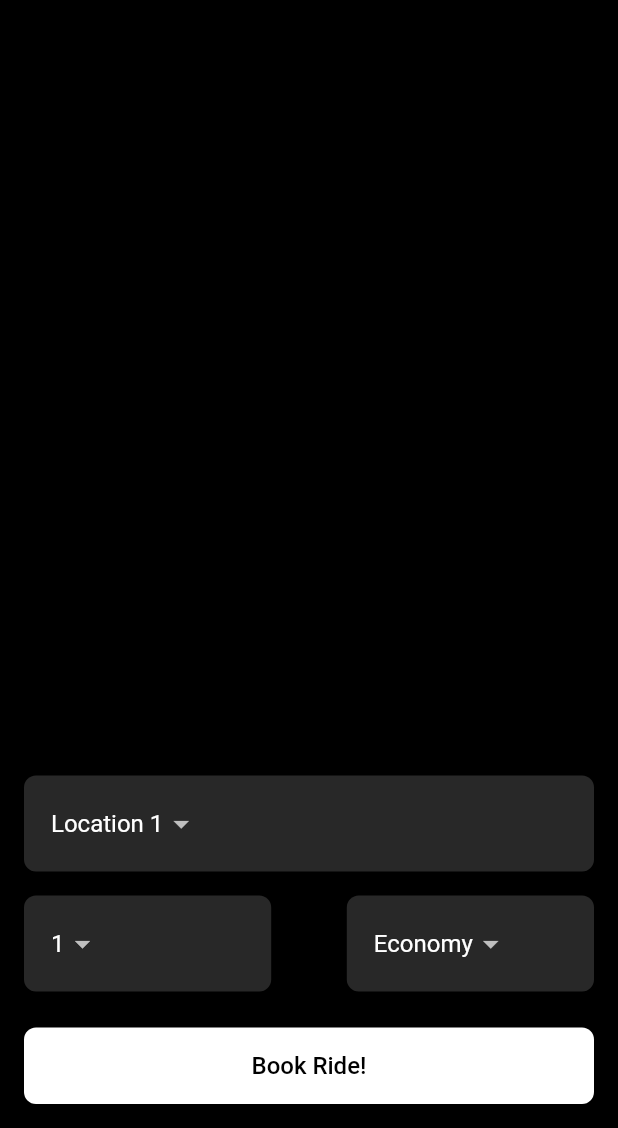
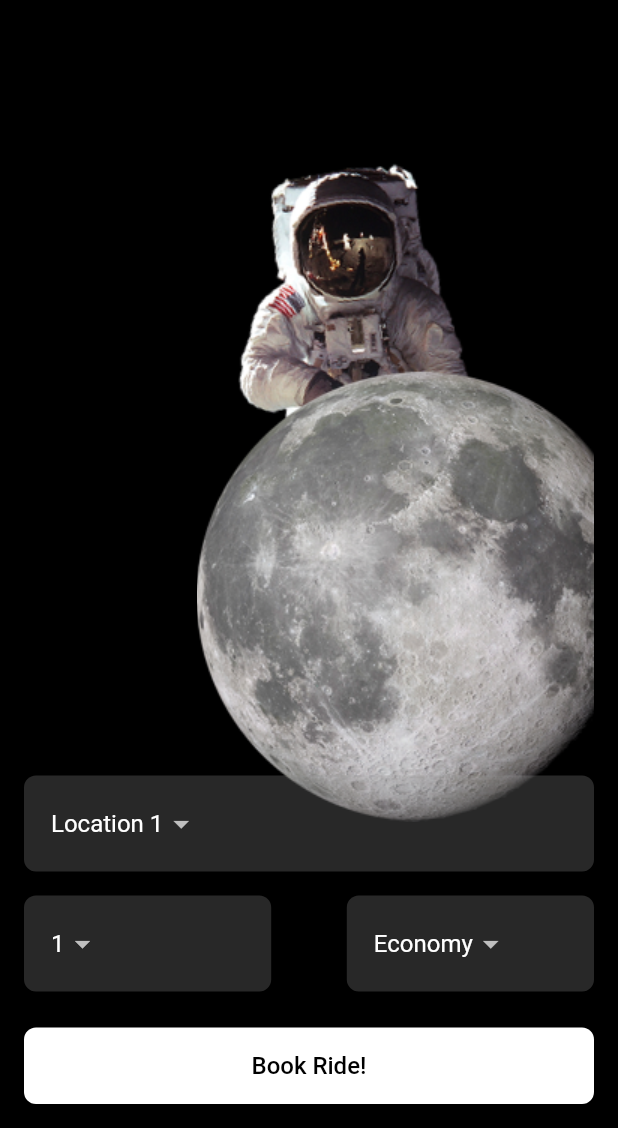
Before and after one commit to AMG2001/flutter_courses_and_projects, a Flutter app: the screen it shows after launch, on a phone screen of 412 x 824 dp, the part 108-1236 px from its top. Run offline on Flutter 3.47's test engine with Material 2 defaults, Android fonts, the light colour scheme and no system bars; our stand-ins replace animated_theme_switcher, audioplayers, cloud_firestore, firebase_auth, firebase_core, flutter_swipe_action_cell and 6 more; missing offline and left inert: dart:ffi; accounts and stored records are empty.

Commit message:
section 4 finished

```diff
--- a/Mustafa_Hussien_Course/go_moon/lib/home_page.dart
+++ b/Mustafa_Hussien_Course/go_moon/lib/home_page.dart
@@ -19,7 +19,14 @@ class HomePage extends StatelessWidget {
           padding: EdgeInsets.all(16),
           width: DeviceDimensions.width,
           height: DeviceDimensions.height,
-          child: Column(
+          child: Stack(
+            children: [
+              Positioned(
+                top: DeviceDimensions.height * .2,
+                right: 0,
+                child: Image.asset('assets/astro_moon.png'),
+              ),
+              Column(
                 mainAxisAlignment: MainAxisAlignment.spaceBetween,
                 children: [
                   Text(
@@ -54,14 +61,14 @@ class HomePage extends StatelessWidget {
                           style: ElevatedButton.styleFrom(
                               shape: RoundedRectangleBorder(
                                   borderRadius: BorderRadius.circular(8)),
-                          padding:
-                              EdgeInsets.symmetric(vertical: 8, horizontal: 18),
+                              padding: EdgeInsets.symmetric(
+                                  vertical: 8, horizontal: 18),
                               backgroundColor: Colors.white),
                           onPressed: () {},
                           child: Container(
                             alignment: Alignment.center,
-                        padding:
-                            EdgeInsets.symmetric(vertical: 8, horizontal: 18),
+                            padding: EdgeInsets.symmetric(
+                                vertical: 8, horizontal: 18),
                             width: DeviceDimensions.width,
                             child: Text(
                               "Book Ride!",
@@ -77,6 +84,8 @@ class HomePage extends StatelessWidget {
                   )
                 ],
               ),
+            ],
+          ),
         ),
       ),
     );
--- a/Mustafa_Hussien_Course/go_moon/pubspec.yaml
+++ b/Mustafa_Hussien_Course/go_moon/pubspec.yaml
@@ -59,8 +59,8 @@ flutter:
   uses-material-design: true
 
   # To add assets to your application, add an assets section, like this:
-  # assets:
-  #   - images/a_dot_burr.jpeg
+  assets:
+    - assets/
   #   - images/a_dot_ham.jpeg
 
   # An image asset can refer to one or more resolution-specific "variants", see
```
Also changed, not shown: Mustafa_Hussien_Course/go_moon/assets/astro_moon.png (added). Lines whose indentation alone changed are shown as unchanged.
